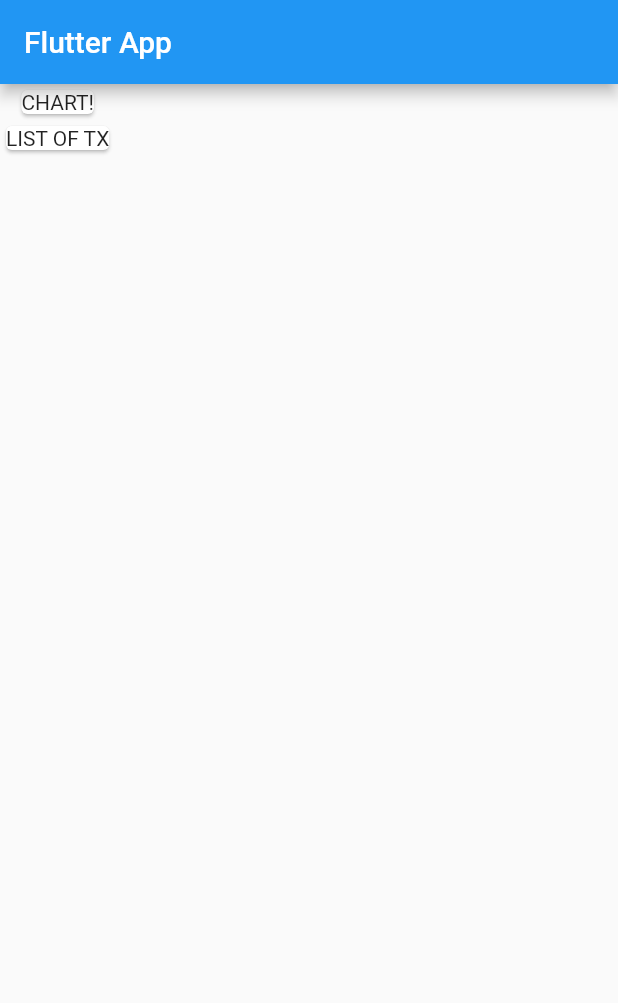
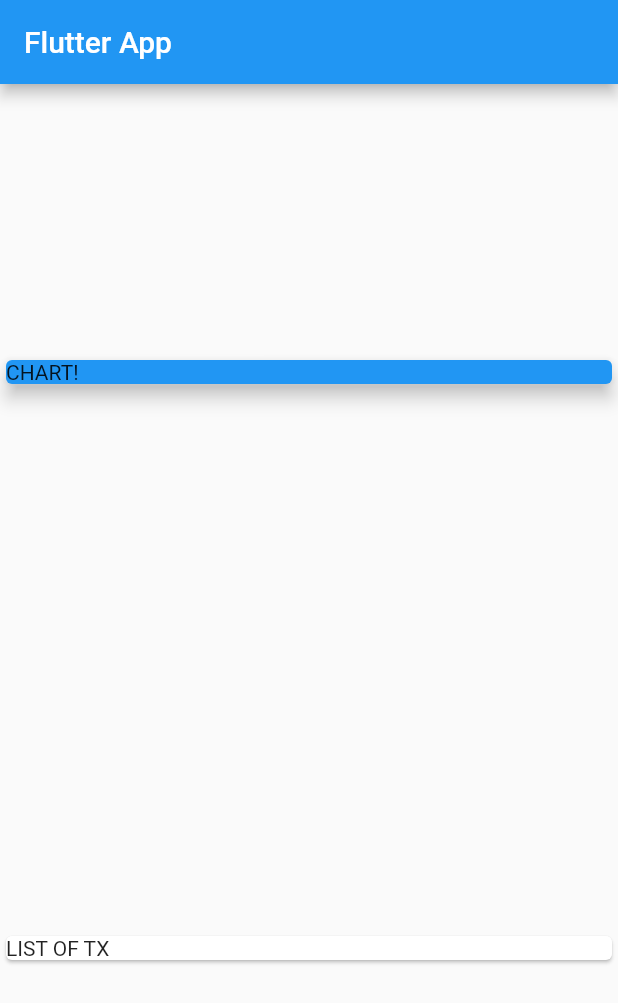
Before and after one commit to Alen87/Flutter, a Flutter app: the screen it shows after launch, on a phone screen of 412 x 824 dp. Shown: the top 1003 px of the screen. Run offline on Flutter 3.47's test engine with Material 2 defaults, Android fonts, the phone set to English and light mode, and no system bars.

```diff
--- a/projects/personal_expenses_app/lib/main.dart
+++ b/projects/personal_expenses_app/lib/main.dart
@@ -1,6 +1,7 @@
 // ignore_for_file: prefer_const_constructors, use_key_in_widget_constructors, prefer_const_literals_to_create_immutables
 
 import 'package:flutter/material.dart';
+import './transaction.dart';
 
 void main() {
   runApp(MyApp());
@@ -17,6 +18,7 @@ class MyApp extends StatelessWidget {
 }
 
 class MyHomePage extends StatelessWidget {
+  final List<Transaction> transactions = [];
   @override
   Widget build(BuildContext context) {
     return Scaffold(
@@ -24,9 +26,16 @@ class MyHomePage extends StatelessWidget {
         title: Text('Flutter App'),
       ),
       body: Column(
+        mainAxisAlignment: MainAxisAlignment.spaceAround,
+        crossAxisAlignment: CrossAxisAlignment.stretch,
         children: <Widget>[
-          Card(
-            child: Text('CHART!'),
+          Container(
+            width: double.infinity,
+            child: Card(
+              color: Colors.blue,
+              child: Text('CHART!'),
+              elevation: 5,
+            ),
           ),
           Card(
             child: Text('LIST OF TX'),
--- /dev/null
+++ b/projects/personal_expenses_app/lib/transaction.dart
@@ -0,0 +1,12 @@
+class Transaction {
+  String id;
+  String title;
+  double amounth;
+  DateTime date;
+
+  Transaction(
+      {required this.id,
+      required this.title,
+      required this.amounth,
+      required this.date});
+}
```
